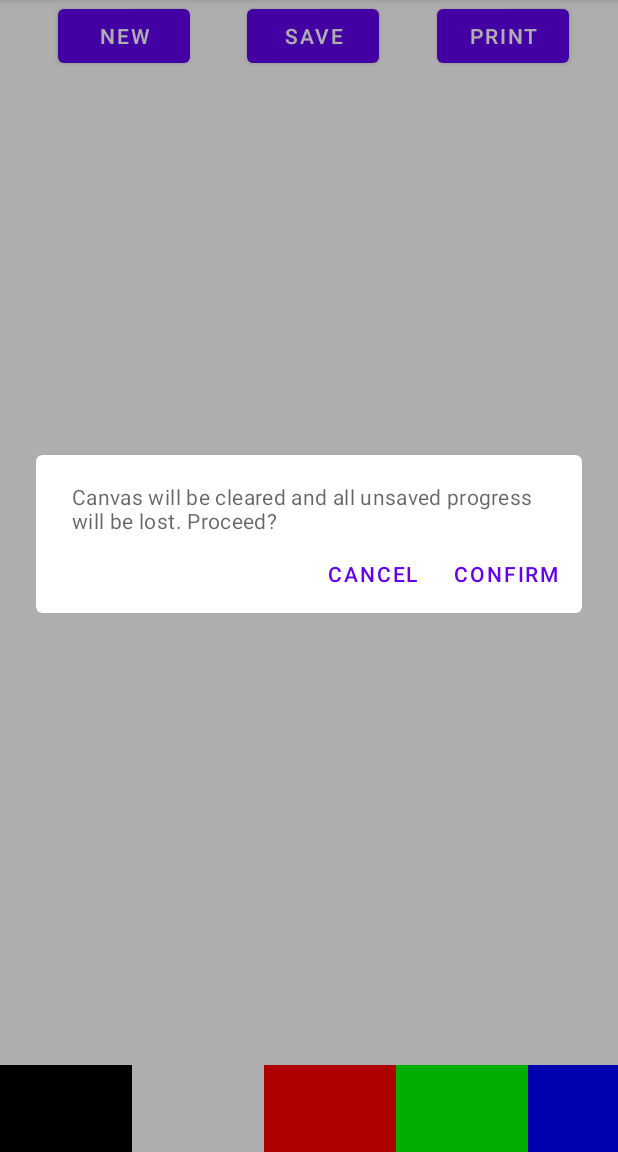
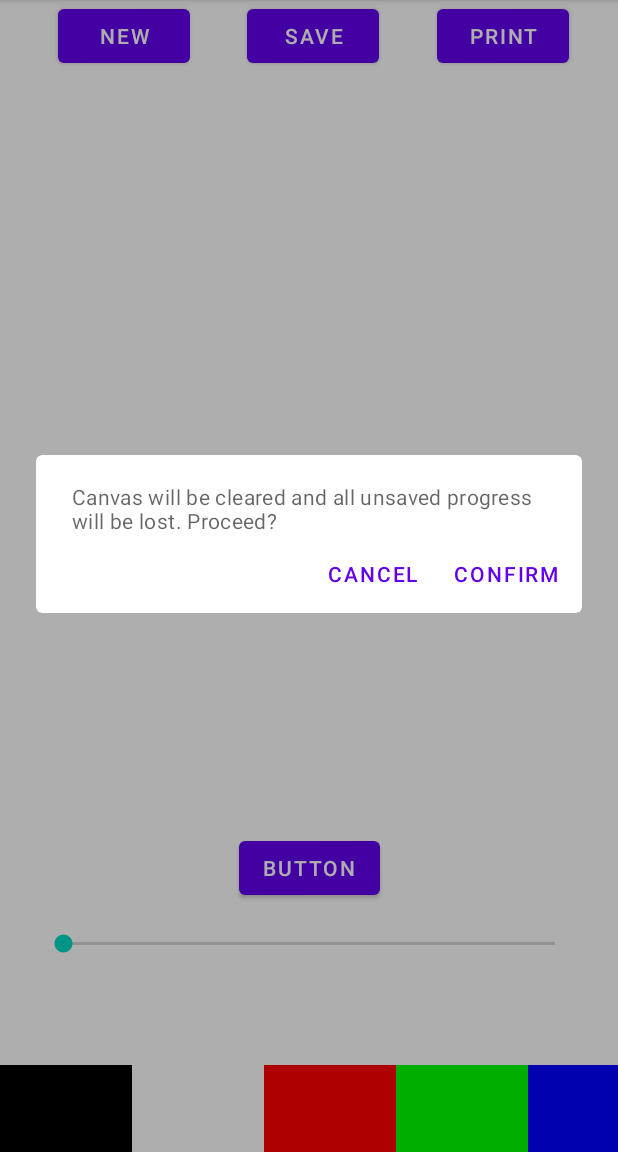
Before and after one commit to tasnaps/DrawingApp, an Android app: the screen it shows after launch (MainActivity), after a tap on "NEW", on a phone screen of 412 x 824 dp, the part 84-1236 px from its top. Run offline under Robolectric (Android 15) with nearby library versions, the phone set to English and light mode, and no system bars.

Commit message:
Stroke width toiminnallisuus. Vaikuttaa kaikkiin väreihin ja myös jo vedettyihin maaleihin. Pääasia että toiminto nyt löytyy.

```diff
--- a/app/src/main/java/com/aop/drawingapp/DrawingCanvas.java
+++ b/app/src/main/java/com/aop/drawingapp/DrawingCanvas.java
@@ -14,7 +14,6 @@ import android.util.AttributeSet;
 import android.view.MotionEvent;
 import android.view.View;
 import android.widget.Toast;
-
 import java.io.IOException;
 import java.io.OutputStream;
 import java.text.SimpleDateFormat;
--- /dev/null
+++ b/app/src/main/java/com/aop/drawingapp/DrawingToolsFragment.java
@@ -0,0 +1,62 @@
+package com.aop.drawingapp;
+
+import android.graphics.Paint;
+import android.os.Bundle;
+import android.view.View;
+
+import androidx.annotation.NonNull;
+import androidx.annotation.Nullable;
+import androidx.fragment.app.Fragment;
+
+import android.view.LayoutInflater;
+import android.view.ViewGroup;
+import android.widget.Button;
+import android.widget.SeekBar;
+
+public class DrawingToolsFragment extends Fragment {
+
+    SeekBar sbStrokeWidth;
+    public DrawingToolsFragment() {
+        super(R.layout.fragment_drawing_tools);
+    }
+
+    @Nullable
+    @Override
+    public View onCreateView(@NonNull LayoutInflater inflater, @Nullable ViewGroup container, @Nullable Bundle savedInstanceState) {
+
+        View view = inflater.inflate(R.layout.fragment_drawing_tools, container, false);
+        sbStrokeWidth = view.findViewById(R.id.sbStrokeWidth);
+        MainActivity main = (MainActivity) getActivity();
+        setStrokeWidth(main.getActiveCanvas());
+        return view;
+
+
+    }
+
+    private void setStrokeWidth(DrawingCanvas canvas){
+
+        Paint[] paints = canvas.getPaints();
+        sbStrokeWidth.setOnSeekBarChangeListener(new SeekBar.OnSeekBarChangeListener() {
+
+            @Override
+            public void onProgressChanged(SeekBar seekBar, int i, boolean b) {
+                int width = sbStrokeWidth.getProgress();
+
+                for (Paint p:paints) {
+                    p.setStrokeWidth(width);
+                }
+
+
+            }
+
+            @Override
+            public void onStartTrackingTouch(SeekBar seekBar) {
+            }
+
+            @Override
+            public void onStopTrackingTouch(SeekBar seekBar) {
+
+            }
+        });
+    }
+}
--- a/app/src/main/java/com/aop/drawingapp/MainActivity.java
+++ b/app/src/main/java/com/aop/drawingapp/MainActivity.java
@@ -17,7 +17,6 @@ public class MainActivity extends AppCompatActivity {
     protected void onCreate(Bundle savedInstanceState) {
         super.onCreate(savedInstanceState);
         setContentView(R.layout.activity_main);
-
         drawingCanvas = findViewById(R.id.canvas);
     }
 
--- a/app/src/main/res/layout/activity_main.xml
+++ b/app/src/main/res/layout/activity_main.xml
@@ -20,6 +20,15 @@
     </com.aop.drawingapp.DrawingCanvas>
 
     <androidx.fragment.app.FragmentContainerView
+        android:id="@+id/DrawingToolsFragment"
+        android:name="com.aop.drawingapp.DrawingToolsFragment"
+        android:layout_width="wrap_content"
+        android:layout_height="wrap_content"
+        app:layout_constraintBottom_toBottomOf="parent"
+        app:layout_constraintEnd_toEndOf="parent"
+        app:layout_constraintStart_toStartOf="parent" />
+
+    <androidx.fragment.app.FragmentContainerView
         android:id="@+id/ColorSelectFragment"
         android:name="com.aop.drawingapp.PaintMenuFragment"
         android:layout_width="match_parent"
--- /dev/null
+++ b/app/src/main/res/layout/fragment_drawing_tools.xml
@@ -0,0 +1,27 @@
+<?xml version="1.0" encoding="utf-8"?>
+<androidx.constraintlayout.widget.ConstraintLayout xmlns:android="http://schemas.android.com/apk/res/android"
+    xmlns:app="http://schemas.android.com/apk/res-auto"
+    xmlns:tools="http://schemas.android.com/tools"
+    android:layout_width="match_parent"
+    android:layout_height="match_parent"
+    tools:context=".DrawingToolsFragment" >
+
+    <SeekBar
+        android:id="@+id/sbStrokeWidth"
+        android:layout_width="360dp"
+        android:layout_height="53dp"
+        android:layout_marginBottom="112dp"
+        app:layout_constraintBottom_toBottomOf="parent"
+        app:layout_constraintEnd_toEndOf="parent"
+        app:layout_constraintHorizontal_bias="0.49"
+        app:layout_constraintStart_toStartOf="parent" />
+
+    <Button
+        android:id="@+id/btnTest"
+        android:layout_width="wrap_content"
+        android:layout_height="wrap_content"
+        android:text="Button"
+        app:layout_constraintBottom_toTopOf="@+id/sbStrokeWidth"
+        app:layout_constraintEnd_toEndOf="parent"
+        app:layout_constraintStart_toStartOf="parent" />
+</androidx.constraintlayout.widget.ConstraintLayout>
```
Also changed, not shown: 1 other file.
